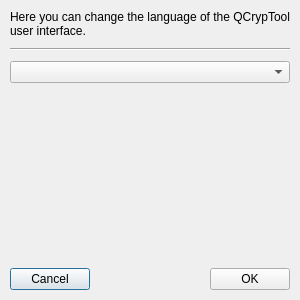
Qt form trunk/Resources/QCrypTool/Dialogs/DialogLanguage.ui (flomar/QCrypTool) before a commit.
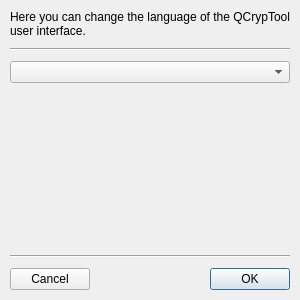
The same form after that commit.

The edit to the form file:
```diff
--- a/trunk/Resources/QCrypTool/Dialogs/DialogLanguage.ui
+++ b/trunk/Resources/QCrypTool/Dialogs/DialogLanguage.ui
@@ -77,6 +77,13 @@
      </property>
     </spacer>
    </item>
+   <item>
+    <widget class="Line" name="DialogLanguageLine2">
+     <property name="orientation">
+      <enum>Qt::Horizontal</enum>
+     </property>
+    </widget>
+   </item>
    <item>
     <layout class="QHBoxLayout" name="DialogLanguageHorizontalLayoutButtons">
      <property name="spacing">
@@ -131,6 +138,9 @@
        <property name="text">
         <string>OK</string>
        </property>
+       <property name="default">
+        <bool>true</bool>
+       </property>
       </widget>
      </item>
     </layout>
```
